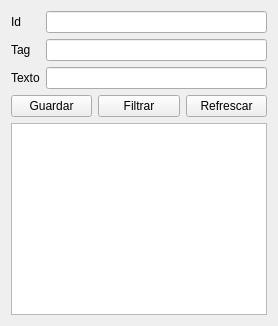
This is views/ui/language_form.ui in CocoMarck/Multi-Idioma_test as Qt 5 draws it before an edit. The edited form follows.
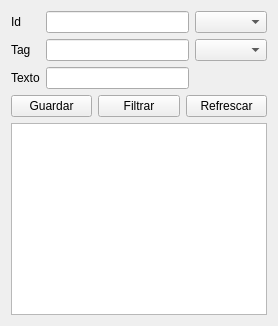
This is the edited form.

Commit message: Mejoras en lenguage form

The edit to the form file:
```diff
--- a/views/ui/language_form.ui
+++ b/views/ui/language_form.ui
@@ -8,7 +8,7 @@
   
    <!-- Formulario -->
    <item>
-    <layout class="QFormLayout" name="form">
+    <layout class="QGridLayout" name="form">
 
      <item row="0" column="0">
       <widget class="QLabel" name="id_label">
@@ -20,6 +20,10 @@
       </widget>
      </item>
      
+     <item row="0" column="2">
+      <widget class="QComboBox" name="combobox_language"/>
+     </item>
+     
      <item row="1" column="0">
       <widget class="QLabel" name="tag_label">
        <property name="text"><string>Tag</string></property>
@@ -29,6 +33,9 @@
       <widget class="QLineEdit" name="tag_entry">
       </widget>
      </item>
+     <item row="1" column="2">
+      <widget class="QComboBox" name="combobox_tag"/>
+     </item>
      
      <item row="2" column="0">
       <widget class="QLabel" name="text_label">
```
Left out of the diff: 2 changed lines with no effect on the pictures. The commit also changes 3 other files.
